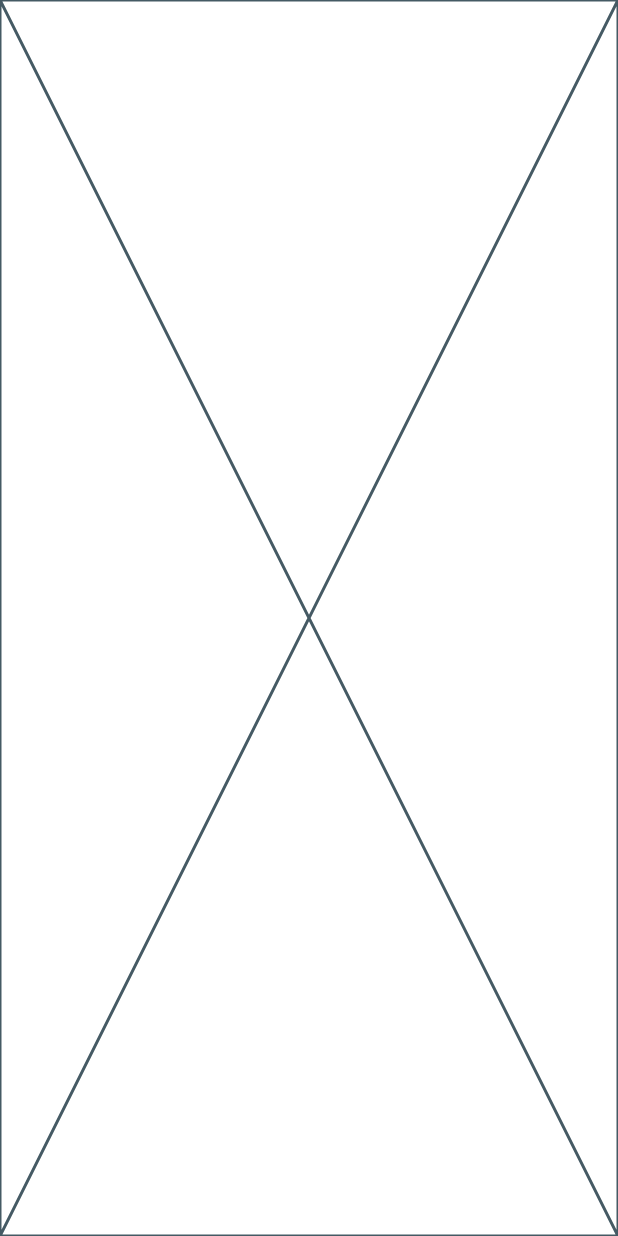
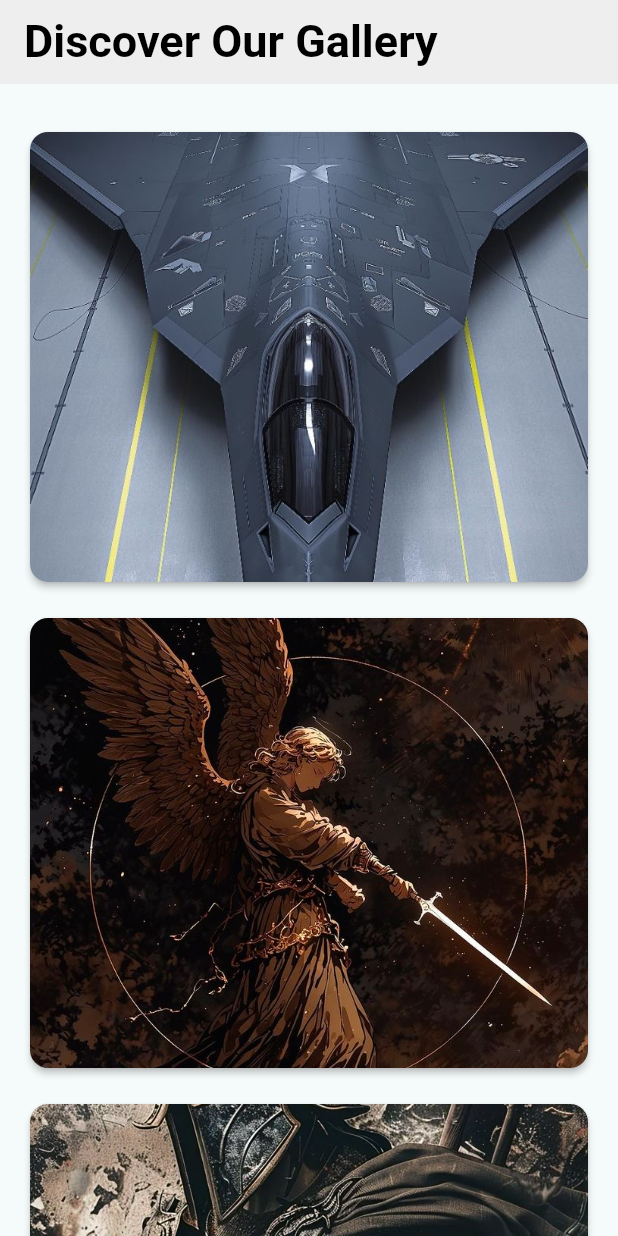
Before and after one commit to Geo50/Image-Gallery-Flutter, a Flutter app: the screen it shows after launch, on a phone screen of 412 x 824 dp. Run offline on Flutter 3.47's test engine with Material 3 defaults, Android fonts, the phone set to English and light mode, and no system bars.

Commit message:
Working Basic App

```diff
--- a/lib/main.dart
+++ b/lib/main.dart
@@ -7,8 +7,6 @@ void main() {
 
 class MyApp extends StatelessWidget {
   const MyApp({super.key});
-
-  // This widget is the root of your application.
   @override
   Widget build(BuildContext context) {
     return MaterialApp(
--- /dev/null
+++ b/lib/reusable_widgets/image_card.dart
@@ -0,0 +1,30 @@
+//THIS FILE IS FOR THE HOME PREVIEW INDIVIDUAL IMAGE CARD, WILL BE USED IN A LISTVIEW BUILDER
+import 'package:flutter/material.dart';
+import 'package:image_gallery/services/image_definition.dart';
+
+class ImageCard extends StatelessWidget {
+  const ImageCard({super.key, required this.item, required this.onTap});
+  final ImageDefinition item;
+  final VoidCallback onTap;
+
+  @override
+  Widget build(BuildContext context) {
+    return Padding(
+      padding: const EdgeInsets.symmetric(vertical: 8.0, horizontal: 16.0),
+      child: Card(
+        elevation: 2,
+        shape: RoundedRectangleBorder(borderRadius: BorderRadius.circular(12)),
+        clipBehavior: Clip.antiAlias,
+        child: InkWell(
+          onTap: onTap,
+          child: Image.asset(
+            item.assetURI,
+            fit: BoxFit.cover,
+            height: 300,
+            width: double.infinity, // make it expand horizontally
+          ),
+        ),
+      ),
+    );
+  }
+}
--- a/lib/screens/home.dart
+++ b/lib/screens/home.dart
@@ -1,4 +1,7 @@
 import 'package:flutter/material.dart';
+import 'package:image_gallery/reusable_widgets/image_card.dart';
+import 'package:image_gallery/screens/details_screen.dart';
+import 'package:image_gallery/services/image_definition.dart';
 
 class Home extends StatefulWidget {
   const Home({super.key});
@@ -8,8 +11,61 @@ class Home extends StatefulWidget {
 }
 
 class _HomeState extends State<Home> {
+  final List<ImageDefinition> imageGallery = [
+    ImageDefinition(
+      id: "1",
+      title: "Sky Dominator",
+      description:
+          "A sleek fighter jet tears through the clouds, a symbol of cutting-edge technology and aerial supremacy. This image encapsulates speed, precision, and the raw power of modern air combat.",
+      assetURI: "assets/jet.jpeg",
+    ),
+    ImageDefinition(
+      id: "2",
+      title: "Celestial Guardian",
+      description:
+          "A radiant angel poised between heaven and earth, wings outstretched in divine grace. This image captures the serene power and otherworldly presence of a celestial being, symbolizing hope, protection, and the eternal battle between light and darkness.",
+      assetURI: "assets/angel.jpeg",
+    ),
+    ImageDefinition(
+      id: "3",
+      title: "Spartan Valor",
+      description:
+          "A fearsome Spartan warrior stands resolute in bronze armor, spear in hand and gaze fixed with unwavering resolve. This portrayal honors the unbreakable spirit and disciplined might of ancient Sparta’s legendary soldiers.",
+      assetURI: "assets/spartan.png",
+    ),
+  ];
+
   @override
   Widget build(BuildContext context) {
-    return const Placeholder();
+    return Scaffold(
+      appBar: AppBar(
+        backgroundColor: Colors.grey[200],
+        title: Text(
+          "Discover Our Gallery",
+          style: TextStyle(
+            color: Colors.black,
+            fontSize: 30,
+            fontWeight: FontWeight.bold,
+          ),
+        ),
+      ),
+      body: ListView.builder(
+        padding: EdgeInsets.only(top: 20), // instead of using a SizedBox
+        itemCount: imageGallery.length,
+        itemBuilder: (context, index) {
+          return ImageCard(
+            item: imageGallery[index],
+            onTap: () {
+              Navigator.push(
+                context,
+                MaterialPageRoute(
+                  builder: (_) => DetailsScreen(item: imageGallery[index]),
+                ),
+              );
+            },
+          );
+        },
+      ),
+    );
   }
 }
--- /dev/null
+++ b/lib/services/image_definition.dart
@@ -0,0 +1,13 @@
+class ImageDefinition {
+  final String id;
+  final String title;
+  final String description;
+  final String assetURI;
+
+  ImageDefinition({
+    required this.id,
+    required this.title,
+    required this.description,
+    required this.assetURI,
+  });
+}
--- a/pubspec.yaml
+++ b/pubspec.yaml
@@ -58,9 +58,9 @@ flutter:
   uses-material-design: true
 
   # To add assets to your application, add an assets section, like this:
-  # assets:
-  #   - images/a_dot_burr.jpeg
-  #   - images/a_dot_ham.jpeg
+  assets:
+    - assets/
+
 
   # An image asset can refer to one or more resolution-specific "variants", see
   # https://flutter.dev/to/resolution-aware-images
```
Also changed, not shown: lib/screens/details_screen.dart (added, +58 -0 lines), assets/angel.jpeg (added), assets/jet.jpeg (added), assets/spartan.png (added), 2 other files.
